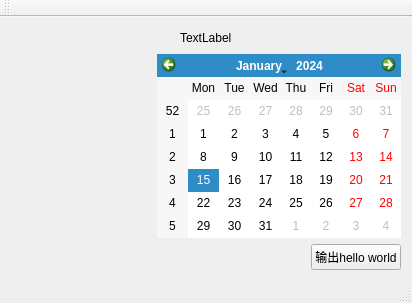
The window that mainwindow.ui (happyfourior/helloworld) describes before a commit, drawn with Qt 5.
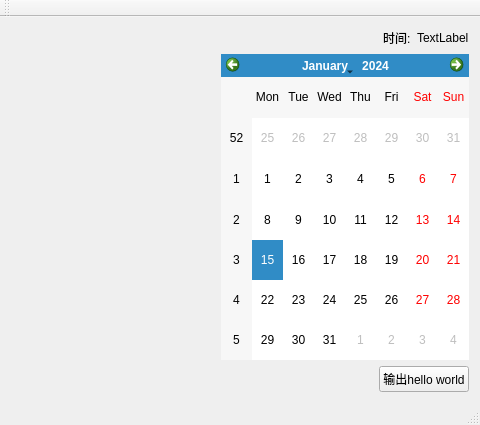
The same window after the commit.

Commit message: 增加了界面的尺寸

What changed in the file:
```diff
--- a/mainwindow.ui
+++ b/mainwindow.ui
@@ -6,20 +6,26 @@
    <rect>
     <x>0</x>
     <y>0</y>
-    <width>412</width>
-    <height>303</height>
+    <width>480</width>
+    <height>425</height>
    </rect>
   </property>
+  <property name="sizePolicy">
+   <sizepolicy hsizetype="Fixed" vsizetype="Fixed">
+    <horstretch>0</horstretch>
+    <verstretch>0</verstretch>
+   </sizepolicy>
+  </property>
   <property name="minimumSize">
    <size>
-    <width>400</width>
-    <height>300</height>
+    <width>480</width>
+    <height>425</height>
    </size>
   </property>
   <property name="maximumSize">
    <size>
-    <width>412</width>
-    <height>303</height>
+    <width>480</width>
+    <height>425</height>
    </size>
   </property>
   <property name="windowTitle">
@@ -42,6 +48,13 @@
         </property>
        </spacer>
       </item>
+      <item>
+       <widget class="QLabel" name="label">
+        <property name="text">
+         <string>时间:</string>
+        </property>
+       </widget>
+      </item>
       <item>
        <widget class="QLabel" name="label_time">
         <property name="text">
@@ -49,26 +62,19 @@
         </property>
        </widget>
       </item>
-      <item>
-       <spacer name="horizontalSpacer_3">
-        <property name="orientation">
-         <enum>Qt::Horizontal</enum>
-        </property>
-        <property name="sizeHint" stdset="0">
-         <size>
-          <width>40</width>
-          <height>20</height>
-         </size>
-        </property>
-       </spacer>
-      </item>
      </layout>
     </item>
     <item row="1" column="0">
      <widget class="QLabel" name="label_meinv">
+      <property name="sizePolicy">
+       <sizepolicy hsizetype="Preferred" vsizetype="Expanding">
+        <horstretch>0</horstretch>
+        <verstretch>0</verstretch>
+       </sizepolicy>
+      </property>
       <property name="minimumSize">
        <size>
-        <width>140</width>
+        <width>160</width>
         <height>0</height>
        </size>
       </property>
@@ -84,7 +90,14 @@
      </widget>
     </item>
     <item row="1" column="1">
-     <widget class="QCalendarWidget" name="calendarWidget"/>
+     <widget class="QCalendarWidget" name="calendarWidget">
+      <property name="sizePolicy">
+       <sizepolicy hsizetype="Fixed" vsizetype="Preferred">
+        <horstretch>0</horstretch>
+        <verstretch>0</verstretch>
+       </sizepolicy>
+      </property>
+     </widget>
     </item>
     <item row="2" column="0" colspan="2">
      <layout class="QHBoxLayout" name="horizontalLayout">
```
Left out of the diff: 2 changed lines with no effect on the pictures. The commit also changes 1 other file.
